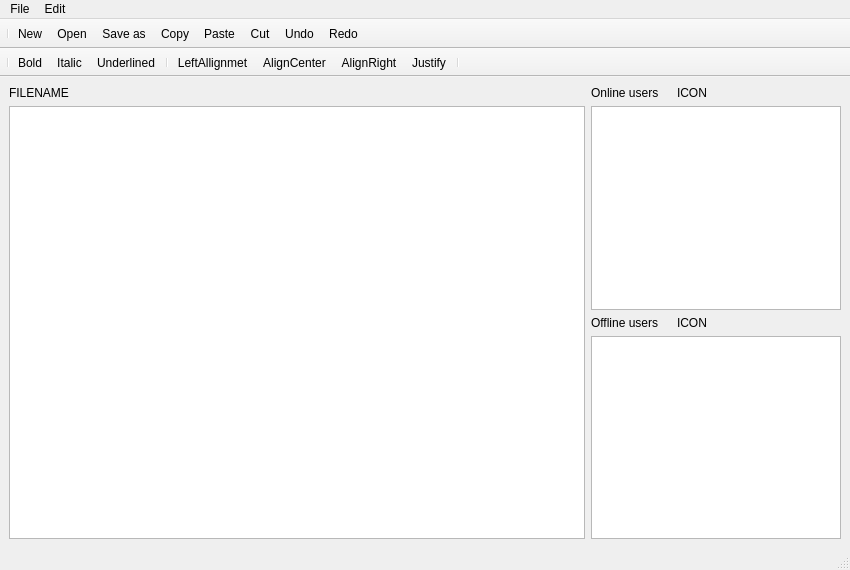
This is client/editor.ui in PoliDox/PoliDox as Qt 5 draws it before an edit. The edited form follows.
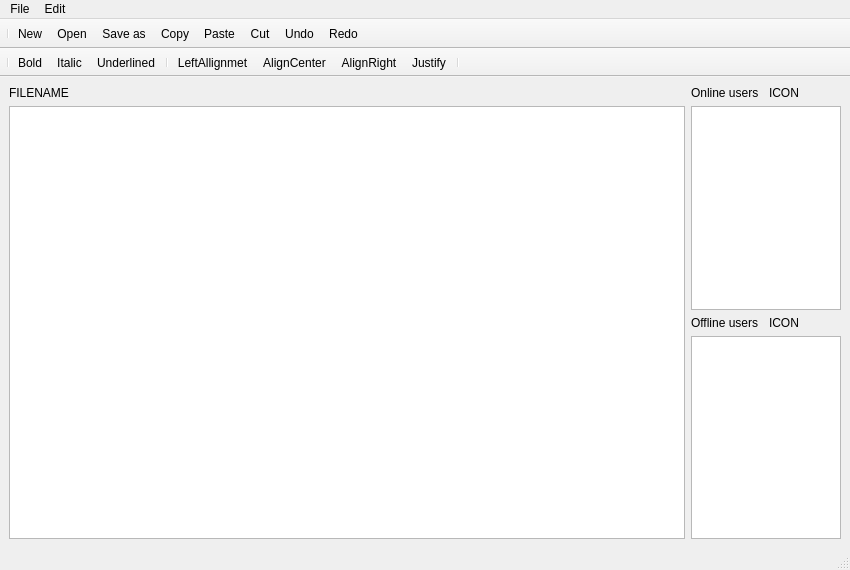
This is the edited form. Icons and pictures are not drawn.

What changed in the file:
```diff
--- a/client/editor.ui
+++ b/client/editor.ui
@@ -74,7 +74,7 @@
          <widget class="QListWidget" name="onlineList">
           <property name="maximumSize">
            <size>
-            <width>250</width>
+            <width>150</width>
             <height>16777215</height>
            </size>
           </property>
@@ -108,7 +108,7 @@
          <widget class="QListWidget" name="contributorsList">
           <property name="maximumSize">
            <size>
-            <width>250</width>
+            <width>150</width>
             <height>16777215</height>
            </size>
           </property>
```
Left out of the diff: 4 changed lines with no effect on the pictures.
